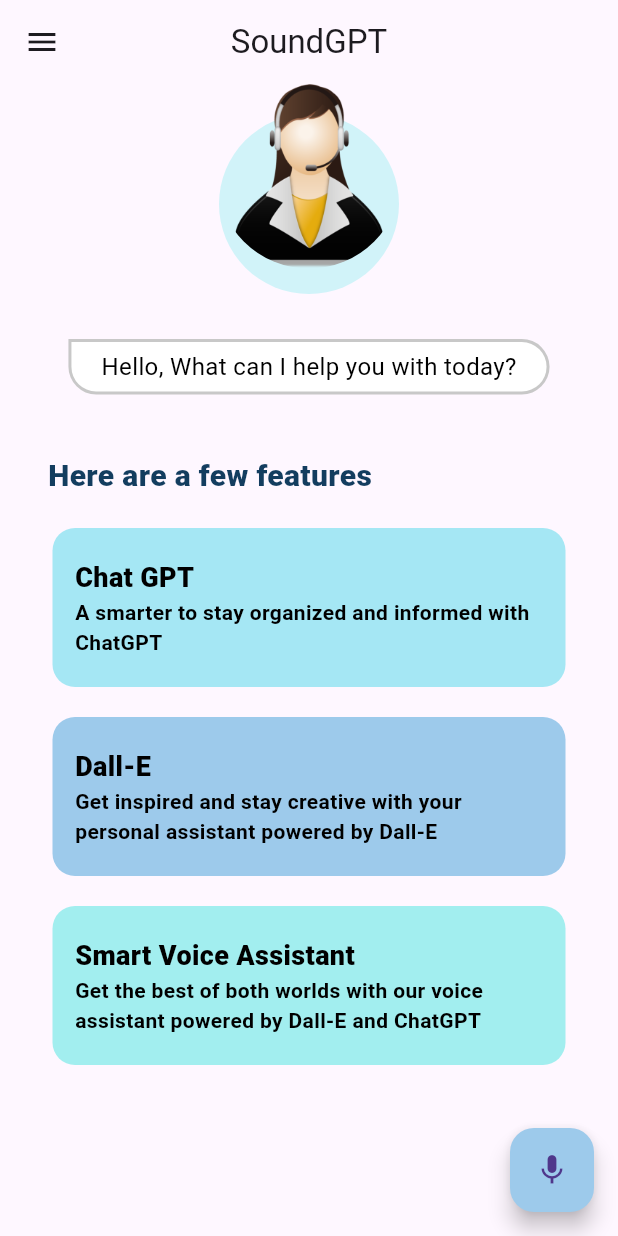
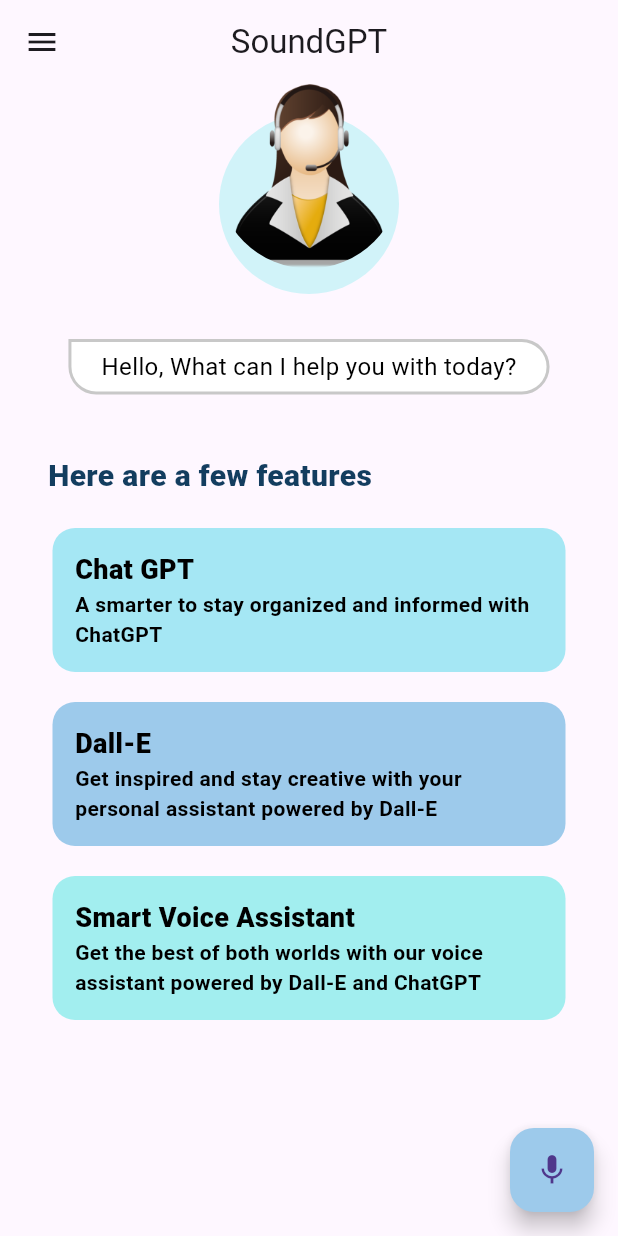
Before and after one commit to Akshat-sGit/Chat_GPT-Flutter, a Flutter app: the screen it shows after launch, on a phone screen of 412 x 824 dp. Run offline on Flutter 3.47's test engine with Material 2 defaults, Android fonts, the phone set to English and light mode, and no system bars.

Commit message:
padding updated

```diff
--- a/lib/feature_box.dart
+++ b/lib/feature_box.dart
@@ -28,7 +28,7 @@ class FeatureBox extends StatelessWidget {
         ),
       ),
       child: Padding(
-        padding: const EdgeInsets.symmetric(vertical: 20.0).copyWith(
+        padding: const EdgeInsets.symmetric(vertical: 15.0).copyWith(
           left: 15,
         ),
         child: Column(
```
